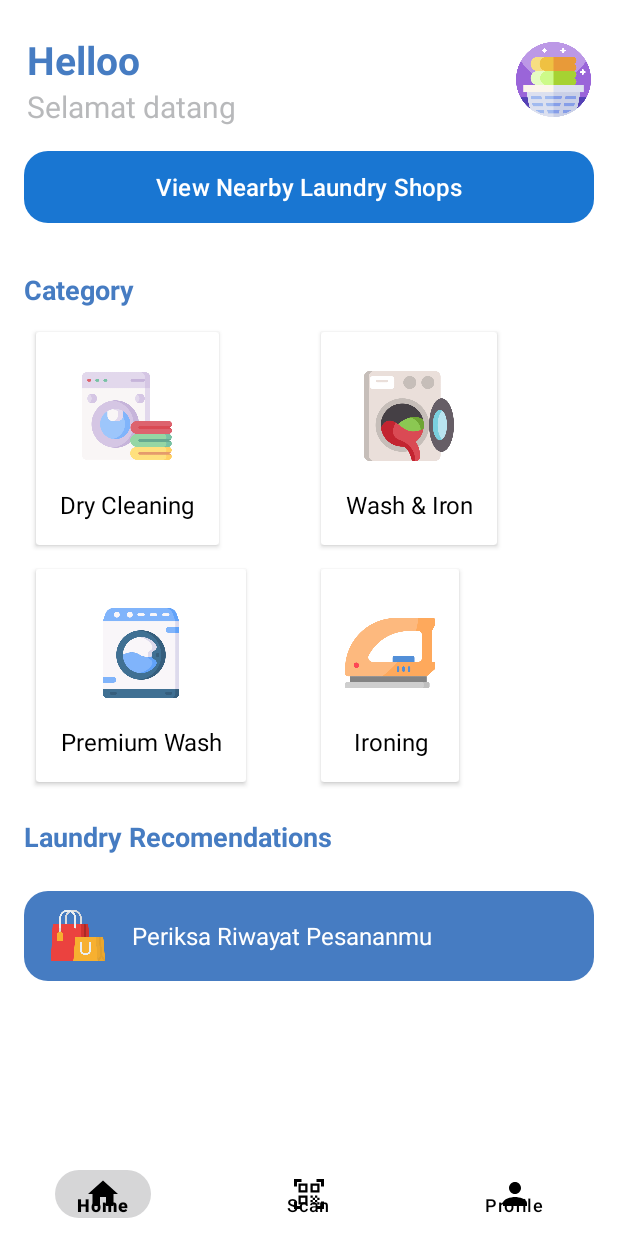
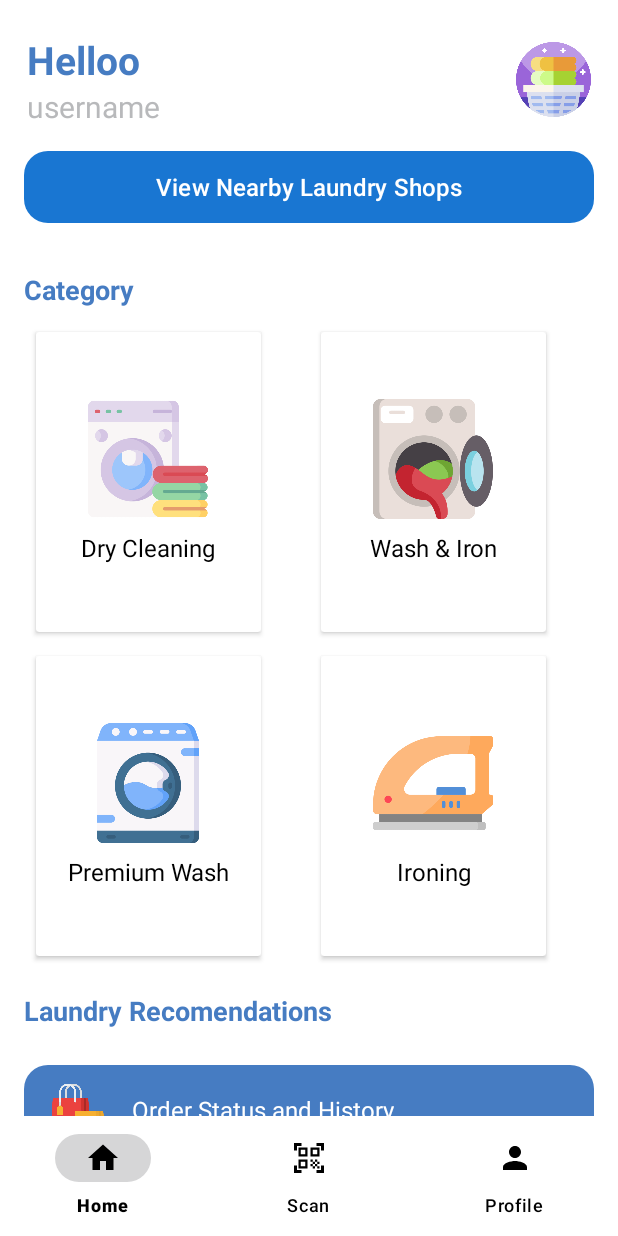
Before and after one commit to haelahpx/SeWmpAppProject, an Android app: the MainActivity screen opened directly, with no data from a screen before it, on a phone screen of 412 x 824 dp. Run offline under Robolectric (Android 15) with nearby library versions, the phone set to English and light mode, and no system bars; our stand-ins replace Firebase (no records; nobody signed in at launch, a user with empty details on screens opened directly).

Commit message:
fix the design

```diff
--- a/elaundryproject/app/src/main/java/com/example/elaundryproject/MainActivity.java
+++ b/elaundryproject/app/src/main/java/com/example/elaundryproject/MainActivity.java
@@ -7,7 +7,6 @@ import android.widget.Button;
 import android.widget.ImageView;
 import android.widget.LinearLayout;
 import android.widget.TextView;
-import android.widget.Toast;
 
 import androidx.appcompat.app.AppCompatActivity;
 import androidx.recyclerview.widget.GridLayoutManager;
@@ -17,7 +16,6 @@ import androidx.recyclerview.widget.RecyclerView;
 import com.example.elaundryproject.adapters.LaundryShopAdapter;
 import com.example.elaundryproject.adapters.MenuAdapter;
 import com.example.elaundryproject.models.ModelMenu;
-import com.example.elaundryproject.LaundryShop;
 import com.google.android.material.bottomnavigation.BottomNavigationView;
 import com.google.firebase.auth.FirebaseAuth;
 import com.google.firebase.auth.FirebaseUser;
@@ -122,14 +120,14 @@ public class MainActivity extends AppCompatActivity {
                     userNameTextView.setText(name);
                     Log.d(TAG, "User name loaded: " + name);
                 } else {
-                    userNameTextView.setText("Selamat datang");
+                    userNameTextView.setText("username");
                     Log.w(TAG, "User name is empty or null");
                 }
             }
 
             @Override
             public void onCancelled(DatabaseError databaseError) {
-                userNameTextView.setText("Gagal memuat nama pengguna");
+                userNameTextView.setText("cant access the username");
                 Log.e(TAG, "Failed to load user name: " + databaseError.getMessage());
             }
         });
@@ -166,7 +164,6 @@ public class MainActivity extends AppCompatActivity {
                     }
                 }
                 Log.d(TAG, "Loaded " + laundryShops.size() + " laundry shops from Firebase");
-
                 LaundryShopAdapter laundryShopAdapter = new LaundryShopAdapter(MainActivity.this, laundryShops);
                 laundryListView.setAdapter(laundryShopAdapter);
             }
--- a/elaundryproject/app/src/main/res/layout/activity_main.xml
+++ b/elaundryproject/app/src/main/res/layout/activity_main.xml
@@ -94,7 +94,7 @@
                     android:layout_width="wrap_content"
                     android:layout_height="wrap_content"
                     android:layout_marginStart="16dp"
-                    android:text="Periksa Riwayat Pesananmu"
+                    android:text="Order Status and History"
                     android:textSize="16sp"
                     android:textColor="@color/white" />
             </LinearLayout>
@@ -104,7 +104,7 @@
     <com.google.android.material.bottomnavigation.BottomNavigationView
         android:id="@+id/bottomNavigationView"
         android:layout_width="match_parent"
-        android:layout_height="56dp"
+        android:layout_height="wrap_content"
         android:layout_gravity="bottom"
         app:menu="@menu/bottom_nav_menu"
         app:labelVisibilityMode="labeled"
--- a/elaundryproject/app/src/main/res/layout/item_menu.xml
+++ b/elaundryproject/app/src/main/res/layout/item_menu.xml
@@ -1,21 +1,20 @@
-<?xml version="1.0" encoding="utf-8"?>
-<androidx.cardview.widget.CardView xmlns:android="http://schemas.android.com/apk/res/android"
-    android:layout_width="wrap_content"
-    android:layout_height="wrap_content"
+<androidx.cardview.widget.CardView
+    xmlns:android="http://schemas.android.com/apk/res/android"
+    android:layout_width="150dp"
+    android:layout_height="200dp"
     android:layout_margin="8dp"
     android:background="@color/white"
     android:elevation="4dp">
 
     <LinearLayout
         android:layout_width="match_parent"
-        android:layout_height="wrap_content"
+        android:layout_height="match_parent"
         android:orientation="vertical"
-        android:padding="16dp"
-        android:gravity="center_horizontal">
+        android:gravity="center">
 
         <ImageView
             android:id="@+id/iconImageView"
-            android:layout_width="60dp"
+            android:layout_width="80dp"
             android:layout_height="80dp"
             android:src="@drawable/ic_launcher_foreground"
             android:contentDescription="icon"
@@ -28,7 +27,9 @@
             android:text="Title"
             android:textSize="16sp"
             android:gravity="center"
-            android:textColor="@color/black"
-            android:paddingTop="8dp" />
+            android:paddingTop="8dp"
+            android:maxLines="2"
+            android:ellipsize="end"
+            android:textColor="@color/black" />
     </LinearLayout>
 </androidx.cardview.widget.CardView>
```
Also changed, not shown: elaundryproject/app/src/main/java/com/example/elaundryproject/login.java (+23 -8 lines).
